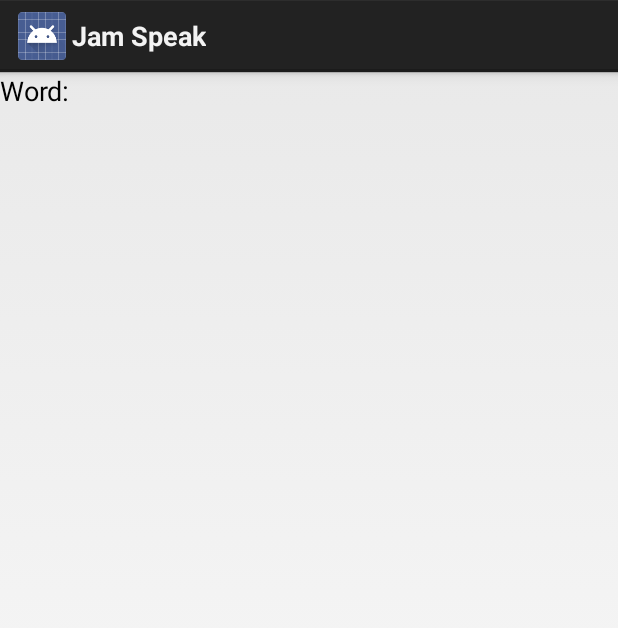
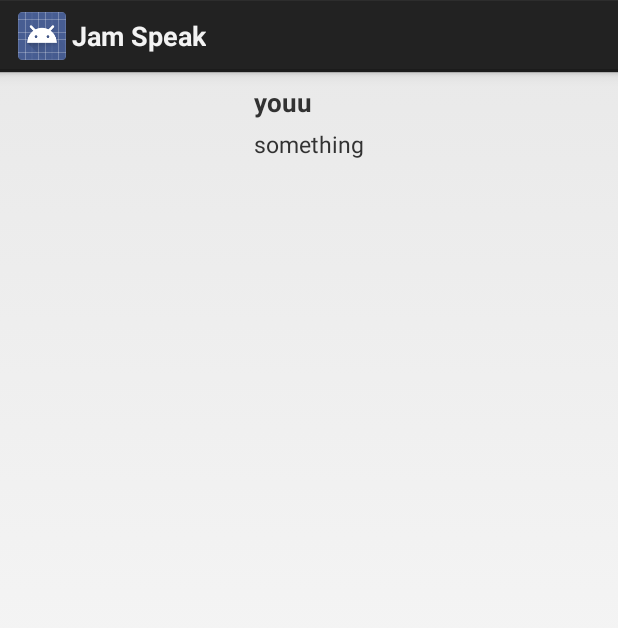
Before and after one commit to dac101/AndriodAppJamspeak, an Android app: the layout row_layout.xml on its own in the app's theme, with its tools: preview values and no code run, on a phone screen of 412 x 824 dp. Shown: the top 628 px of the screen. Run offline under Robolectric (Android 15) with nearby library versions, the light colour scheme and no system bars.

Commit message:
improving listView

```diff
--- a/app/src/main/res/layout/row_layout.xml
+++ b/app/src/main/res/layout/row_layout.xml
@@ -1,30 +1,43 @@
 <?xml version="1.0" encoding="utf-8"?>
 <RelativeLayout xmlns:android="http://schemas.android.com/apk/res/android"
-    android:layout_width="match_parent"
-    android:layout_height="match_parent"
-    android:orientation="vertical" >
+    android:layout_width="fill_parent"
+    android:layout_height="wrap_content"
+    android:padding="8dp" >
 
+
+    <ImageView android:id="@+id/wordImage"
+        android:layout_width="80dp"
+        android:layout_height="80dp"
+        android:layout_alignParentLeft="true"
+        android:layout_toStartOf="@+id/TypeOfWord"
+        android:layout_toLeftOf="@+id/TypeOfWord" />
+
+
+    <!--word-->
     <TextView
-        android:id="@+id/textView1"
+        android:id="@+id/Wordname"
         android:layout_width="wrap_content"
         android:layout_height="wrap_content"
-        android:layout_alignParentLeft="true"
+        android:textSize="17dp"
+        android:text="youu"
+        android:textStyle="bold"
+        android:textIsSelectable="false"
         android:layout_alignParentTop="true"
-        android:text="Word: "
-        android:textAppearance="?android:attr/textAppearanceMedium" />
+        android:layout_toRightOf="@+id/wordImage"
+        android:layout_toEndOf="@+id/wordImage" />
+    />
 
+
+    <!-- Type of Word -->
     <TextView
-        android:id="@+id/Wordname"
-  	    android:layout_width="fill_parent"
+        android:id="@+id/TypeOfWord"
+        android:layout_width="wrap_content"
         android:layout_height="wrap_content"
-        android:padding="10dip"
-        android:textSize="16dip"
-        android:textStyle="bold"
-                android:layout_alignBaseline="@+id/textView1"
-        android:layout_alignBottom="@+id/textView1"
-        android:layout_toRightOf="@+id/textView1"/>
-
-        />
+        android:textSize="15sp"
+        android:text="something"
+        android:textStyle="normal"
+        android:layout_centerVertical="true"
+        android:layout_centerHorizontal="true" />
 
 
 </RelativeLayout>
--- a/app/src/main/res/values/dimens.xml
+++ b/app/src/main/res/values/dimens.xml
@@ -4,4 +4,8 @@
     <dimen name="activity_horizontal_margin">40dp</dimen>
     <dimen name="activity_vertical_margin">12dp</dimen>
 
+    <dimen name="title">17sp</dimen>
+    <dimen name="TypeOfWord">15sp</dimen>
+
+
 </resources>
--- a/app/src/main/res/values/strings.xml
+++ b/app/src/main/res/values/strings.xml
@@ -68,4 +68,5 @@
     <string name="title_activity_full_image">FullImageActivity</string>
 	<string name="wordComplete">Words</string>
 	<string name="colorTextView">#ffcc33</string>
+    <string name="wordImage">wordImage</string>
 </resources>
```
Also changed, not shown: app/src/main/java/catchmedia/jamaica/dictionary/Adapter.java (+36 -0 lines), app/src/main/java/catchmedia/jamaica/dictionary/FragmentWord.java (+22 -22 lines), app/src/main/java/catchmedia/jamaica/dictionary/HomeLessonActivity.java (+2 -5 lines), app/src/main/res/drawable-mdpi/list_row_bg.xml (added, +8 -0 lines), app/src/main/res/drawable/list_row_bg_hover.xml (added, +10 -0 lines), app/src/main/res/drawable/list_row_selector.xml (added, +8 -0 lines), app/src/main/res/layout/activity_fragment_word.xml (+10 -5 lines), app/src/main/res/values/color.xml (added, +12 -0 lines), 3 other files.
